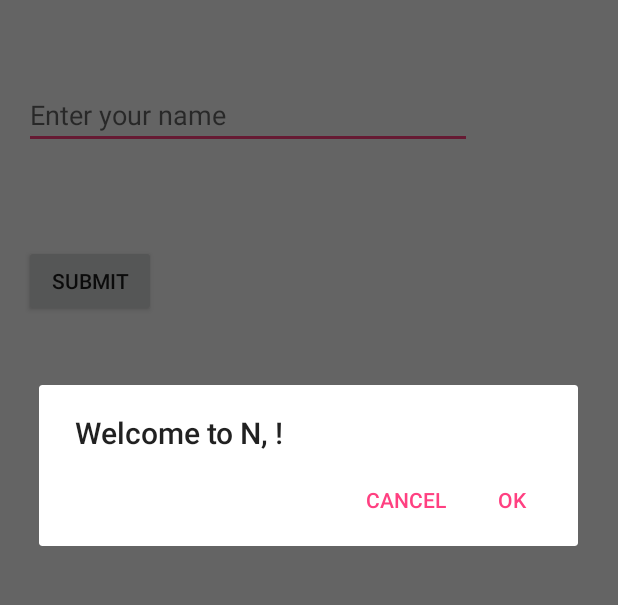
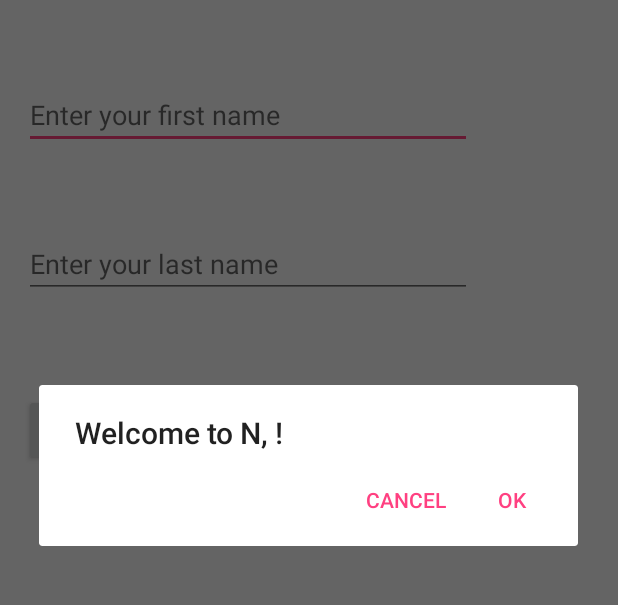
Before and after one commit to adavis/android-n-sample, an Android app: the screen it shows after launch (MainActivity), after a tap on "SUBMIT", on a phone screen of 412 x 824 dp, the part 152-757 px from its top. Run offline under Robolectric (Android 15) with nearby library versions, the phone set to English and light mode, and no system bars.

```diff
--- a/app/src/main/java/info/adavis/androidnsample/MainActivity.java
+++ b/app/src/main/java/info/adavis/androidnsample/MainActivity.java
@@ -11,20 +11,26 @@ public class MainActivity extends AppCompatActivity implements MyAlertDialogFrag
 
     private static final String TAG = MainActivity.class.getSimpleName();
 
-    private EditText nameEditText;
+    private EditText firstNameText;
+    private EditText lastNameText;
+
+    private UserService userService;
 
     @Override
     protected void onCreate(Bundle savedInstanceState) {
         super.onCreate(savedInstanceState);
         setContentView(R.layout.activity_main);
 
-        nameEditText = (EditText) findViewById(R.id.editText);
+        userService = new UserServiceImpl();
+
+        firstNameText = (EditText) findViewById(R.id.firstNameEditText);
+        lastNameText = (EditText) findViewById(R.id.lastNameEditText);
         final Button submitButton = (Button) findViewById(R.id.button);
 
         submitButton.setOnClickListener(
                 v -> {
                     DialogFragment fragment = MyAlertDialogFragment.newInstance(
-                            nameEditText.getText().toString());
+                            firstNameText.getText().toString());
                     fragment.show(getSupportFragmentManager(), "dialog");
                 }
         );
@@ -32,7 +38,10 @@ public class MainActivity extends AppCompatActivity implements MyAlertDialogFrag
 
     @Override
     public void positiveButtonClicked() {
-        Log.d(TAG, "the positive button was clicked");
+        User user = new User(firstNameText.getText().toString(), lastNameText.getText().toString());
+        userService.saveUser(user);
+
+        Log.d(TAG, "the positive button was clicked by this user: " + UserService.getUserFullName(user));
     }
 
 }
--- /dev/null
+++ b/app/src/main/java/info/adavis/androidnsample/UserServiceImpl.java
@@ -0,0 +1,17 @@
+package info.adavis.androidnsample;
+
+import java.util.ArrayList;
+import java.util.List;
+
+/**
+ * @author Annyce Davis
+ */
+public class UserServiceImpl implements UserService {
+
+    List<User> users = new ArrayList<>();
+
+    @Override
+    public void saveUser(User user) {
+        users.add(user);
+    }
+}
--- a/app/src/main/res/layout/activity_main.xml
+++ b/app/src/main/res/layout/activity_main.xml
@@ -20,10 +20,21 @@
         android:layout_width="wrap_content"
         android:layout_height="wrap_content"
         android:inputType="textPersonName"
-        android:hint="Enter your name"
+        android:hint="Enter your first name"
         android:ems="14"
-        android:id="@+id/editText"
+        android:id="@+id/firstNameEditText"
         android:layout_below="@+id/textView"
+        android:layout_alignParentStart="true"
+        android:layout_marginTop="54dp" />
+
+    <EditText
+        android:layout_width="wrap_content"
+        android:layout_height="wrap_content"
+        android:inputType="textPersonName"
+        android:hint="Enter your last name"
+        android:ems="14"
+        android:id="@+id/lastNameEditText"
+        android:layout_below="@+id/firstNameEditText"
         android:layout_alignParentStart="true"
         android:layout_marginTop="54dp" />
 
@@ -32,7 +43,7 @@
         android:layout_height="wrap_content"
         android:text="Submit"
         android:id="@+id/button"
-        android:layout_below="@+id/editText"
+        android:layout_below="@+id/lastNameEditText"
         android:layout_alignParentStart="true"
         android:layout_marginTop="64dp" />
 </RelativeLayout>
```
Also changed, not shown: app/src/main/java/info/adavis/androidnsample/User.java (added, +24 -0 lines), app/src/main/java/info/adavis/androidnsample/UserService.java (added, +13 -0 lines).
